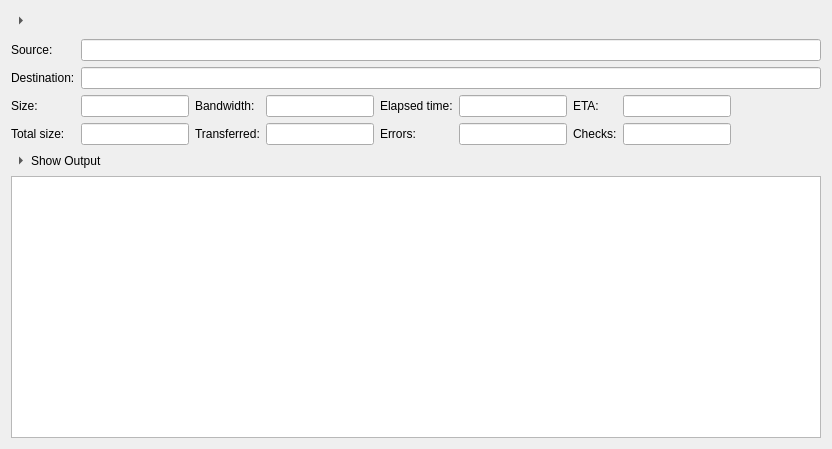
This is src/job_widget.ui in SysAdminDoc/RcloneBrowserNG as Qt 5 draws it before an edit. The edited form follows.
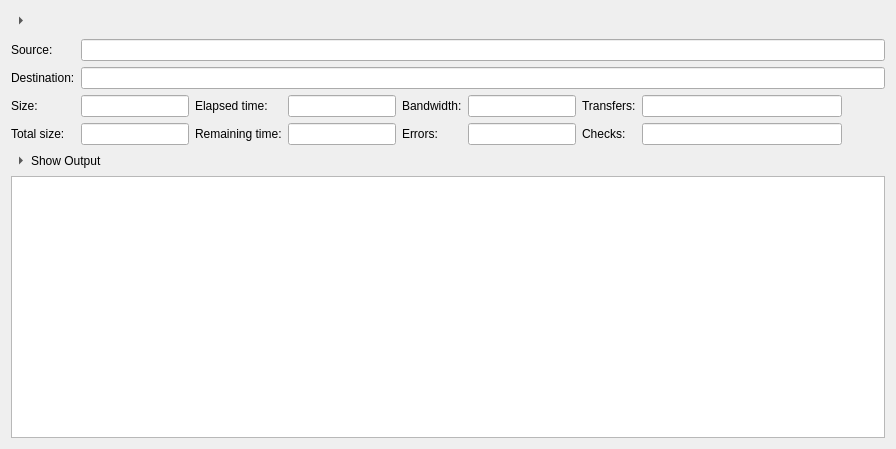
This is the edited form.

```diff
--- a/src/job_widget.ui
+++ b/src/job_widget.ui
@@ -6,7 +6,7 @@
    <rect>
     <x>0</x>
     <y>0</y>
-    <width>832</width>
+    <width>896</width>
     <height>449</height>
    </rect>
   </property>
@@ -128,7 +128,7 @@
      <item row="3" column="2">
        <widget class="QLabel" name="label_4">
         <property name="text">
-         <string>Transferred:</string>
+         <string>Remaining time:</string>
         </property>
         <property name="buddy">
          <cstring>transferred</cstring>
@@ -136,7 +136,7 @@
        </widget>
       </item>
       <item row="3" column="3">
-       <widget class="QLineEdit" name="transferred">
+       <widget class="QLineEdit" name="eta">
         <property name="sizePolicy">
          <sizepolicy hsizetype="Fixed" vsizetype="Fixed">
           <horstretch>0</horstretch>
@@ -195,6 +195,12 @@
           <verstretch>0</verstretch>
          </sizepolicy>
         </property>
+        <property name="minimumSize">
+         <size>
+          <width>200</width>
+          <height>0</height>
+         </size>
+        </property>
         <property name="alignment">
          <set>Qt::AlignRight|Qt::AlignTrailing|Qt::AlignVCenter</set>
         </property>
@@ -206,7 +212,7 @@
       <item row="2" column="2">
        <widget class="QLabel" name="label_6">
         <property name="text">
-         <string>Bandwidth:</string>
+         <string>Elapsed time:</string>
         </property>
         <property name="buddy">
          <cstring>bandwidth</cstring>
@@ -281,7 +287,7 @@
       <item row="2" column="4">
        <widget class="QLabel" name="label_2">
         <property name="text">
-         <string>Elapsed time:</string>
+         <string>Bandwidth:</string>
         </property>
         <property name="buddy">
          <cstring>elapsed</cstring>
@@ -291,7 +297,7 @@
       <item row="2" column="6">
        <widget class="QLabel" name="label_eta">
         <property name="text">
-         <string>ETA:</string>
+         <string>Transfers:</string>
         </property>
         <property name="buddy">
          <cstring>eta</cstring>
@@ -309,7 +315,7 @@
        </widget>
       </item>
       <item row="2" column="3">
-       <widget class="QLineEdit" name="bandwidth">
+       <widget class="QLineEdit" name="elapsed">
         <property name="sizePolicy">
          <sizepolicy hsizetype="Fixed" vsizetype="Fixed">
           <horstretch>0</horstretch>
@@ -357,7 +363,7 @@
        </widget>
       </item>
       <item row="2" column="5">
-       <widget class="QLineEdit" name="elapsed">
+       <widget class="QLineEdit" name="bandwidth">
         <property name="sizePolicy">
          <sizepolicy hsizetype="Fixed" vsizetype="Fixed">
           <horstretch>0</horstretch>
@@ -373,13 +379,19 @@
        </widget>
       </item>
       <item row="2" column="7">
-       <widget class="QLineEdit" name="eta">
+       <widget class="QLineEdit" name="transferred">
         <property name="sizePolicy">
          <sizepolicy hsizetype="Fixed" vsizetype="Fixed">
           <horstretch>0</horstretch>
           <verstretch>0</verstretch>
          </sizepolicy>
         </property>
+        <property name="minimumSize">
+         <size>
+          <width>200</width>
+          <height>0</height>
+         </size>
+        </property>
         <property name="alignment">
          <set>Qt::AlignRight|Qt::AlignTrailing|Qt::AlignVCenter</set>
         </property>
```
Left out of the diff: 20 changed lines with no effect on the pictures.
